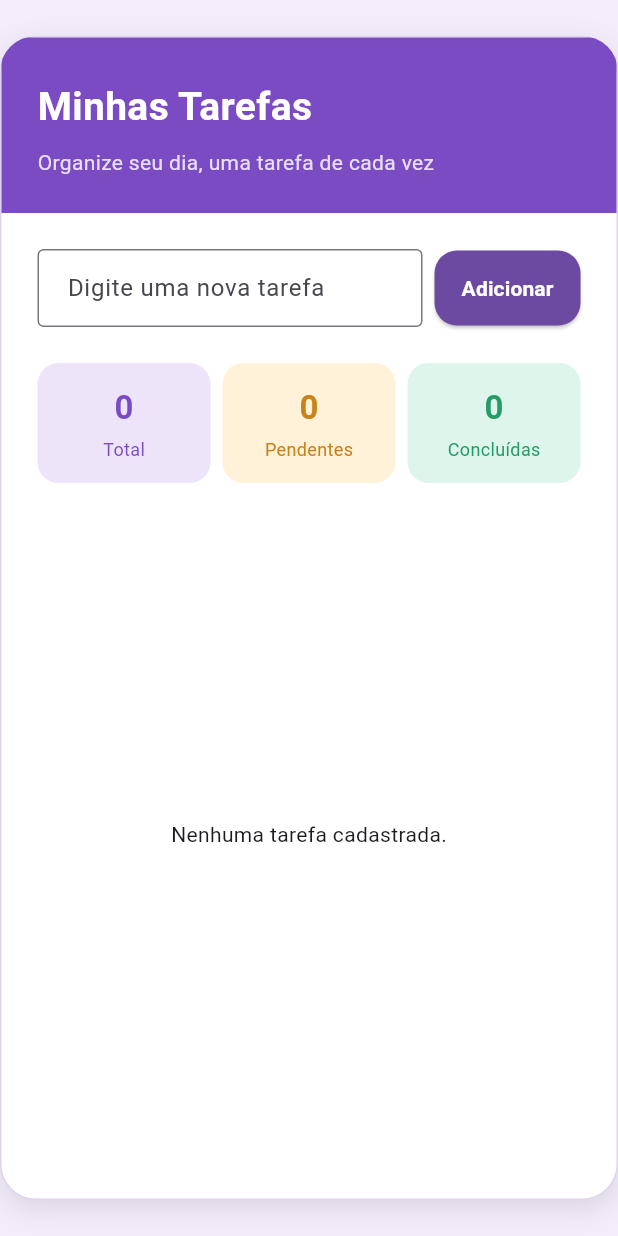
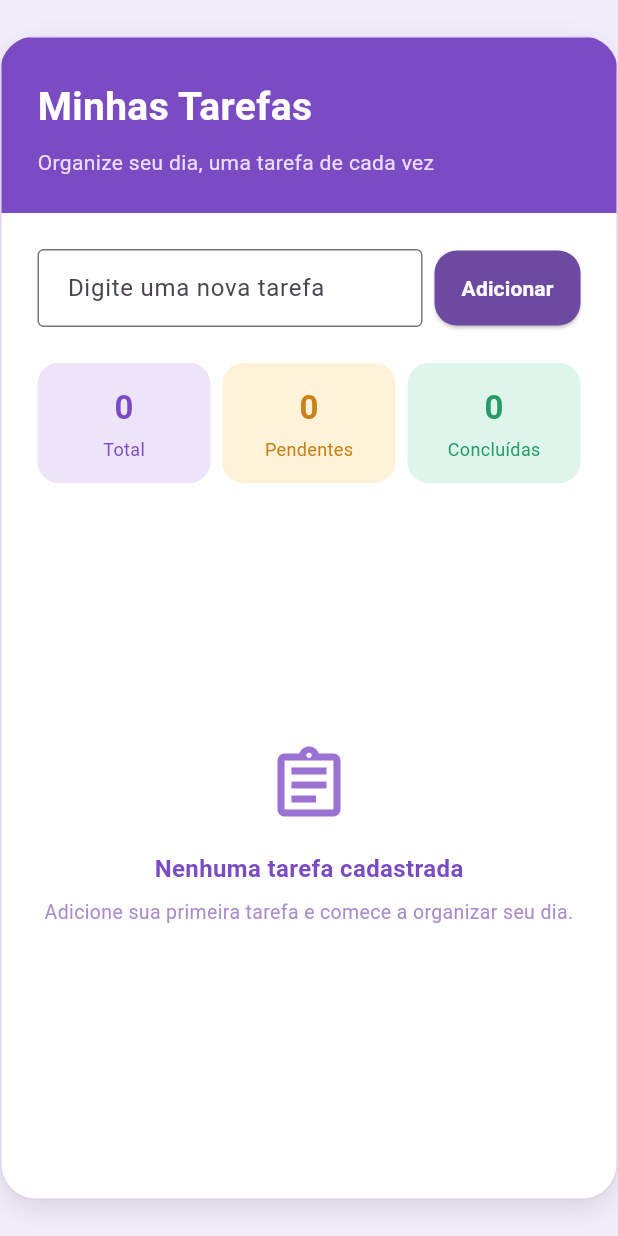
Before and after one commit to anapaula-sds/app_tarefas_web, a Flutter app: the screen it shows after launch, after a tap on "Adicionar", on a phone screen of 412 x 824 dp. Run offline on Flutter 3.47's test engine with Material 3 defaults, Android fonts, the light colour scheme and no system bars.

Commit message:
feat: melhora do estado vazio da tela de tarefas

```diff
--- a/lib/pages/home_page.dart
+++ b/lib/pages/home_page.dart
@@ -3,18 +3,20 @@ import 'package:provider/provider.dart';
 
 import '../providers/task_provider.dart';
 import '../widgets/task_item.dart';
+import '../models/task.dart';
 
 class HomePage extends StatefulWidget {
+  // stateful widget para permitir a atualização da interface quando o estado muda.
   const HomePage({super.key});
 
   @override
   State<HomePage> createState() {
-    return _HomePageState();
+    return _HomePageState(); // Retorna o estado associado a este widget. _HomePageState é uma classe privada que gerencia o estado da HomePage.
   }
 }
 
 class _HomePageState extends State<HomePage> {
-  // Controla o texto digitado no campo.
+  // TextEditingController é usado para controlar o texto digitado no campo de entrada. Ele permite acessar e modificar o texto do TextField.
   final TextEditingController _taskController = TextEditingController();
 
   // Adiciona uma nova tarefa.
@@ -25,7 +27,9 @@ class _HomePageState extends State<HomePage> {
       return;
     }
 
-    context.read<TaskProvider>().addTask(title);
+    context.read<TaskProvider>().addTask(
+      title,
+    ); // Adiciona a tarefa ao TaskProvider, que gerencia o estado das tarefas. context.read<TaskProvider>() permite acessar o TaskProvider sem escutar mudanças de estado.
     _taskController.clear();
   }
 
@@ -62,13 +66,14 @@ class _HomePageState extends State<HomePage> {
   @override
   void dispose() {
     // Libera o controlador quando a tela é encerrada.
-    _taskController.dispose();
+    _taskController
+        .dispose(); // dispose() é chamado quando o widget é removido da árvore de widgets, garantindo que os recursos sejam liberados corretamente.
     super.dispose();
   }
 
   @override
   Widget build(BuildContext context) {
-    // Observa as mudanças feitas no TaskProvider.
+    // Observa as mudanças feitas no TaskProvider. context.watch<TaskProvider>() permite que o widget seja reconstruído sempre que o estado do TaskProvider mudar, garantindo que a interface esteja sempre atualizada com os dados mais recentes.
     final TaskProvider taskProvider = context.watch<TaskProvider>();
 
     return Scaffold(
@@ -97,7 +102,7 @@ class _HomePageState extends State<HomePage> {
               ],
             ),
 
-            // Column principal do card.
+            // Column principal do card. Todos os elementos do card são filhos desta coluna.
             child: Column(
               children: [
                 // Cabeçalho roxo.
@@ -142,7 +147,7 @@ class _HomePageState extends State<HomePage> {
                                 controller: _taskController,
                                 decoration: const InputDecoration(
                                   hintText: 'Digite uma nova tarefa',
-                                  border: OutlineInputBorder(),
+                                  border:  OutlineInputBorder(),
                                   contentPadding: EdgeInsets.symmetric(
                                     horizontal: 16,
                                     vertical: 14,
@@ -180,6 +185,7 @@ class _HomePageState extends State<HomePage> {
                         Row(
                           children: [
                             Expanded(
+                              // Cria um card para mostrar o total de tarefas. _buildCounterCard é um método que cria um card estilizado para exibir contadores de tarefas.
                               child: _buildCounterCard(
                                 value: taskProvider.totalTasks,
                                 label: 'Total',
@@ -209,13 +215,48 @@ class _HomePageState extends State<HomePage> {
                         ),
                         const SizedBox(height: 16),
                         Expanded(
-                          child: taskProvider.tasks.isEmpty
+                          child:
+                              taskProvider
+                                  .tasks
+                                  .isEmpty // Verifica se a lista de tarefas está vazia. Se estiver, exibe uma mensagem informando que não há tarefas cadastradas. Caso contrário, exibe a lista de tarefas usando ListView.builder.
                               ? const Center(
-                                  child: Text('Nenhuma tarefa cadastrada.'),
+                                  child: Column(
+                                    mainAxisSize: MainAxisSize
+                                        .min, // Define o tamanho da coluna com base no conteúdo, evitando que ocupe todo o espaço disponível.
+                                    children: [
+                                      Icon(
+                                        Icons.assignment_outlined,
+                                        size: 56,
+                                        color: Color(0xFF9B72D3),
+                                      ),
+                                      SizedBox(height: 16),
+                                      Text(
+                                        'Nenhuma tarefa cadastrada',
+                                        style: TextStyle(
+                                          fontSize: 16,
+                                          fontWeight: FontWeight.w600,
+                                          color: Color(0xFF7B4BC4),
+                                        ),
+                                      ),
+                                      SizedBox(height: 8),
+                                      Text(
+                                        'Adicione sua primeira tarefa e comece a organizar seu dia.',
+                                        textAlign: TextAlign.center,
+                                        style: TextStyle(
+                                          fontSize: 13,
+                                          color: Color(0xFFAA8BCB),
+                                        ),
+                                      ),
+                                    ],
+                                  ),
                                 )
                               : ListView.builder(
-                                  itemCount: taskProvider.tasks.length,
+                                  // ListView.builder é usado para criar uma lista de tarefas de forma eficiente, construindo apenas os itens visíveis na tela.
+                                  itemCount: taskProvider
+                                      .tasks
+                                      .length, // Define o número de itens na lista com base na quantidade de tarefas no TaskProvider.
                                   itemBuilder: (context, index) {
+                                    // Constrói cada item da lista com base no índice fornecido. O itemBuilder é chamado para cada índice da lista, permitindo criar widgets personalizados para cada tarefa.
                                     final task = taskProvider.tasks[index];
 
                                     return TaskItem(
--- a/lib/providers/task_provider.dart
+++ b/lib/providers/task_provider.dart
@@ -3,6 +3,8 @@ import '../models/task.dart';
 
 class TaskProvider extends ChangeNotifier {
   // Lista onde as tarefas ficam armazenadas temporariamente.
+  //changeNotifiers.dart é uma classe que permite que widgets escutem mudanças de estado.
+  //Ao chamar notifyListeners(), todos os widgets que estão escutando esse provider serão reconstruídos para refletir as mudanças.
   final List<Task> _tasks = [];
 
   // Número usado para gerar o ID da próxima tarefa.
--- a/lib/widgets/task_item.dart
+++ b/lib/widgets/task_item.dart
@@ -5,10 +5,10 @@ import '../models/task.dart';
 // Widget que representa uma tarefa na lista.
 class TaskItem extends StatelessWidget {
   final Task task;
-  final VoidCallback onToggle;
-  final VoidCallback onRemove;
+  final VoidCallback onToggle; // Quando o usuário alterna o estado da tarefa (pendente/concluída).
+  final VoidCallback onRemove; // Quando o usuário deseja remover a tarefa.
 
-  const TaskItem({
+  const TaskItem({ // Construtor do widget TaskItem.
     super.key,
     required this.task,
     required this.onToggle,
```
Also changed, not shown: 1 other file.
